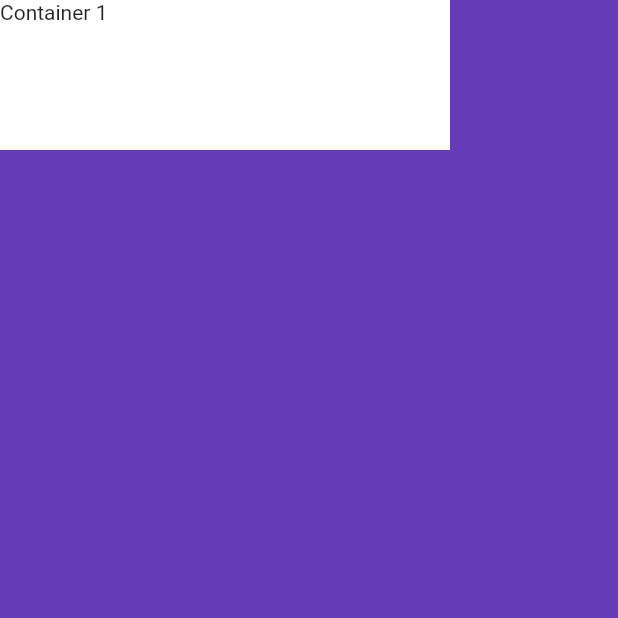
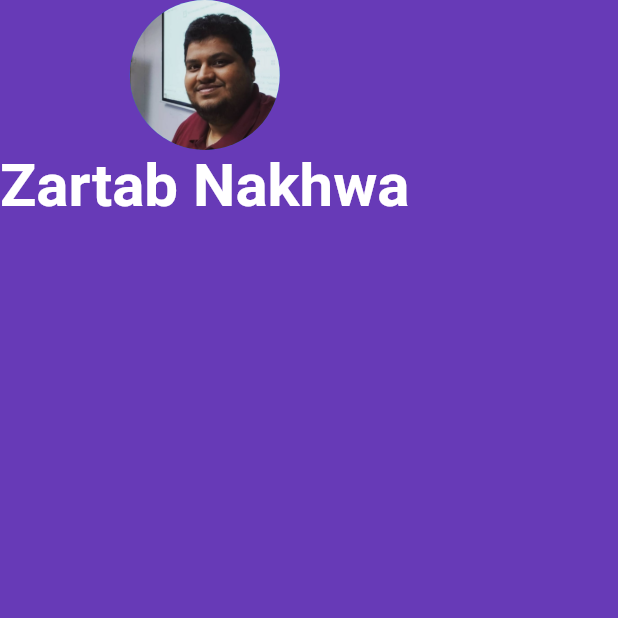
Before and after one commit to codewithz/ruia-flutter-visiting-app, a Flutter app: the screen it shows after launch, on a phone screen of 412 x 824 dp, the top half of it. Run offline on Flutter 3.47's test engine with Material 2 defaults, Android fonts, the phone set to English and light mode, and no system bars.

Commit message:
Added Image and Text

```diff
--- a/lib/main.dart
+++ b/lib/main.dart
@@ -15,15 +15,20 @@ class MyApp extends StatelessWidget {
        backgroundColor: Colors.deepPurple,
        body: SafeArea(
          child:Column(
-           crossAxisAlignment: CrossAxisAlignment.end,
-           children: <Widget>[
-             Container(
-               width: 300,
-               height: 100,
-               color: Colors.white,
-               child:Text('Container 1')
-             )
-           ],
+          children:<Widget>[
+            CircleAvatar(
+              radius: 50,
+              backgroundImage: AssetImage('images/zartab.jpg'),
+            ),
+            Text(
+              'Zartab Nakhwa',
+              style:TextStyle(
+                color:Colors.white,
+                fontSize: 40,
+                fontWeight: FontWeight.bold
+              )
+            )
+          ],
          )
        ),
      )
--- a/pubspec.yaml
+++ b/pubspec.yaml
@@ -56,6 +56,9 @@ flutter:
   # included with your application, so that you can use the icons in
   # the material Icons class.
   uses-material-design: true
+  assets:
+    - images/man.png
+    - images/zartab.jpg
 
   # To add assets to your application, add an assets section, like this:
   # assets:
```
Also changed, not shown: images/man.png (added), images/zartab.jpg (added).
